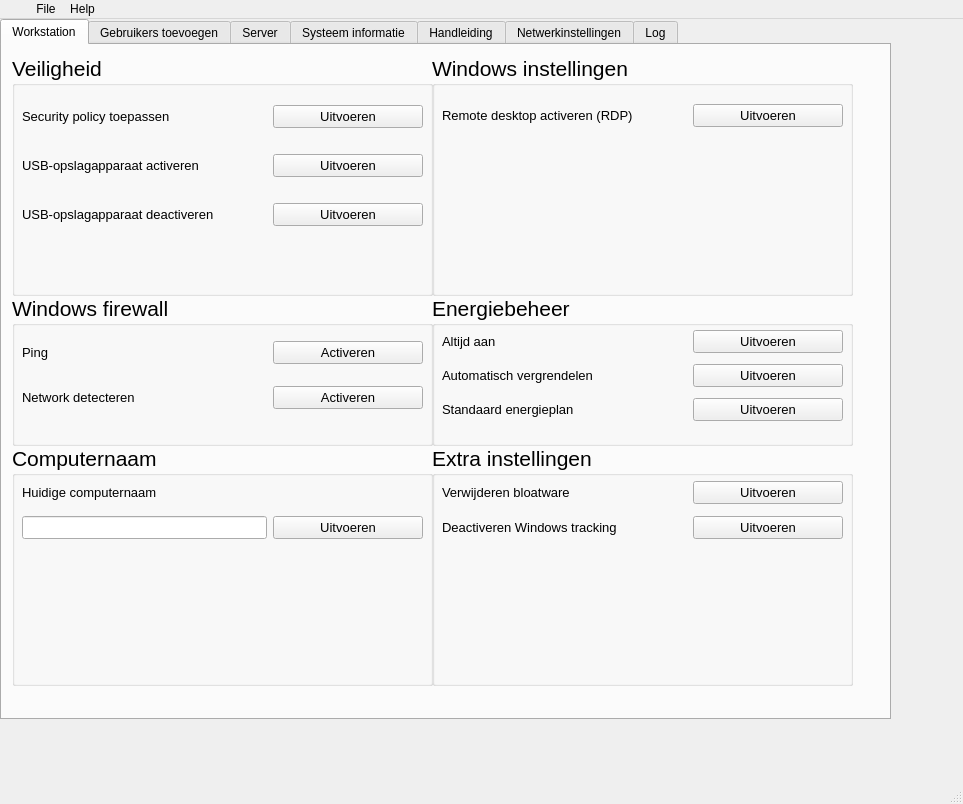
Before: the Qt Designer form src/resources/ui/main_window.ui in jebr/windows-deployment-tool, drawn with Qt 5.
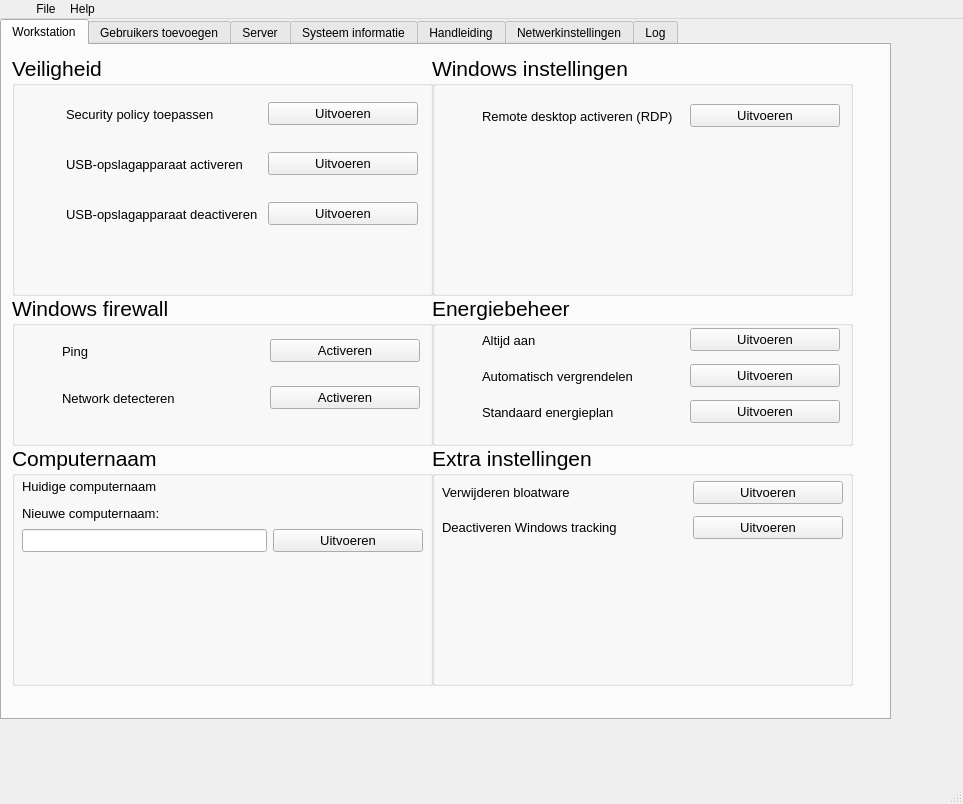
After: the same form once the commit is applied. Icons and pictures are not drawn.

Commit message: Added: System checks

Patch:
```diff
--- a/src/resources/ui/main_window.ui
+++ b/src/resources/ui/main_window.ui
@@ -114,7 +114,7 @@
         </rect>
        </property>
        <layout class="QGridLayout" name="gridLayout_2">
-        <item row="1" column="1">
+        <item row="1" column="2">
          <widget class="QPushButton" name="pushButton_usb_enable">
           <property name="sizePolicy">
            <sizepolicy hsizetype="Fixed" vsizetype="Fixed">
@@ -138,73 +138,7 @@
           </property>
          </widget>
         </item>
-        <item row="0" column="1">
-         <widget class="QPushButton" name="pushButton_sec_policy">
-          <property name="sizePolicy">
-           <sizepolicy hsizetype="Fixed" vsizetype="Fixed">
-            <horstretch>0</horstretch>
-            <verstretch>0</verstretch>
-           </sizepolicy>
-          </property>
-          <property name="minimumSize">
-           <size>
-            <width>150</width>
-            <height>0</height>
-           </size>
-          </property>
-          <property name="font">
-           <font>
-            <pointsize>10</pointsize>
-           </font>
-          </property>
-          <property name="mouseTracking">
-           <bool>false</bool>
-          </property>
-          <property name="text">
-           <string>Uitvoeren</string>
-          </property>
-          <property name="checkable">
-           <bool>false</bool>
-          </property>
-          <property name="autoRepeat">
-           <bool>false</bool>
-          </property>
-          <property name="autoExclusive">
-           <bool>false</bool>
-          </property>
-          <property name="autoDefault">
-           <bool>false</bool>
-          </property>
-          <property name="flat">
-           <bool>false</bool>
-          </property>
-         </widget>
-        </item>
-        <item row="0" column="0">
-         <widget class="QLabel" name="label_sec_policy">
-          <property name="font">
-           <font>
-            <pointsize>10</pointsize>
-           </font>
-          </property>
-          <property name="text">
-           <string>Security policy toepassen</string>
-          </property>
-         </widget>
-        </item>
-        <item row="1" column="0">
-         <widget class="QLabel" name="label_usb_enable">
-          <property name="font">
-           <font>
-            <pointsize>10</pointsize>
-           </font>
-          </property>
-          <property name="text">
-           <string>USB-opslagapparaat activeren</string>
-          </property>
-         </widget>
-        </item>
-        <item row="2" column="0">
+        <item row="2" column="1">
          <widget class="QLabel" name="label_usb_disable">
           <property name="font">
            <font>
@@ -216,7 +150,25 @@
           </property>
          </widget>
         </item>
-        <item row="2" column="1">
+        <item row="0" column="1">
+         <widget class="QLabel" name="label_sec_policy">
+          <property name="maximumSize">
+           <size>
+            <width>150</width>
+            <height>16777215</height>
+           </size>
+          </property>
+          <property name="font">
+           <font>
+            <pointsize>10</pointsize>
+           </font>
+          </property>
+          <property name="text">
+           <string>Security policy toepassen</string>
+          </property>
+         </widget>
+        </item>
+        <item row="2" column="2">
          <widget class="QPushButton" name="pushButton_usb_disable">
           <property name="enabled">
            <bool>true</bool>
@@ -243,6 +195,165 @@
           </property>
          </widget>
         </item>
+        <item row="1" column="1">
+         <widget class="QLabel" name="label_usb_enable">
+          <property name="maximumSize">
+           <size>
+            <width>200</width>
+            <height>16777215</height>
+           </size>
+          </property>
+          <property name="font">
+           <font>
+            <pointsize>10</pointsize>
+           </font>
+          </property>
+          <property name="text">
+           <string>USB-opslagapparaat activeren</string>
+          </property>
+         </widget>
+        </item>
+        <item row="0" column="2">
+         <widget class="QPushButton" name="pushButton_sec_policy">
+          <property name="sizePolicy">
+           <sizepolicy hsizetype="Fixed" vsizetype="Fixed">
+            <horstretch>0</horstretch>
+            <verstretch>0</verstretch>
+           </sizepolicy>
+          </property>
+          <property name="minimumSize">
+           <size>
+            <width>150</width>
+            <height>0</height>
+           </size>
+          </property>
+          <property name="font">
+           <font>
+            <pointsize>10</pointsize>
+           </font>
+          </property>
+          <property name="mouseTracking">
+           <bool>false</bool>
+          </property>
+          <property name="text">
+           <string>Uitvoeren</string>
+          </property>
+          <property name="checkable">
+           <bool>false</bool>
+          </property>
+          <property name="autoRepeat">
+           <bool>false</bool>
+          </property>
+          <property name="autoExclusive">
+           <bool>false</bool>
+          </property>
+          <property name="autoDefault">
+           <bool>false</bool>
+          </property>
+          <property name="flat">
+           <bool>false</bool>
+          </property>
+         </widget>
+        </item>
+        <item row="0" column="0">
+         <widget class="QPushButton" name="pushButton_check_secpol">
+          <property name="sizePolicy">
+           <sizepolicy hsizetype="Fixed" vsizetype="Fixed">
+            <horstretch>0</horstretch>
+            <verstretch>0</verstretch>
+           </sizepolicy>
+          </property>
+          <property name="minimumSize">
+           <size>
+            <width>30</width>
+            <height>30</height>
+           </size>
+          </property>
+          <property name="maximumSize">
+           <size>
+            <width>30</width>
+            <height>30</height>
+           </size>
+          </property>
+          <property name="font">
+           <font>
+            <pointsize>10</pointsize>
+           </font>
+          </property>
+          <property name="text">
+           <string/>
+          </property>
+          <property name="flat">
+           <bool>true</bool>
+          </property>
+         </widget>
+        </item>
+        <item row="1" column="0">
+         <widget class="QPushButton" name="pushButton_check_usb_enable">
+          <property name="sizePolicy">
+           <sizepolicy hsizetype="Fixed" vsizetype="Fixed">
+            <horstretch>0</horstretch>
+            <verstretch>0</verstretch>
+           </sizepolicy>
+          </property>
+          <property name="minimumSize">
+           <size>
+            <width>30</width>
+            <height>30</height>
+           </size>
+          </property>
+          <property name="maximumSize">
+           <size>
+            <width>30</width>
+            <height>30</height>
+           </size>
+          </property>
+          <property name="font">
+           <font>
+            <pointsize>10</pointsize>
+           </font>
+          </property>
+          <property name="text">
+           <string/>
+          </property>
+          <property name="flat">
+           <bool>true</bool>
+          </property>
+         </widget>
+        </item>
+        <item row="2" column="0">
+         <widget class="QPushButton" name="pushButton_check_usb_disable">
+          <property name="sizePolicy">
+           <sizepolicy hsizetype="Fixed" vsizetype="Fixed">
+            <horstretch>0</horstretch>
+            <verstretch>0</verstretch>
+           </sizepolicy>
+          </property>
+          <property name="minimumSize">
+           <size>
+            <width>30</width>
+            <height>30</height>
+           </size>
+          </property>
+          <property name="maximumSize">
+           <size>
+            <width>30</width>
+            <height>30</height>
+           </size>
+          </property>
+          <property name="font">
+           <font>
+            <pointsize>10</pointsize>
+           </font>
+          </property>
+          <property name="text">
+           <string/>
+          </property>
+          <property name="flat">
+           <bool>true</bool>
+          </property>
+         </widget>
+        </item>
        </layout>
       </widget>
      </widget>
@@ -280,49 +391,13 @@
          <number>99</number>
         </property>
         <item row="0" column="1">
-         <widget class="QPushButton" name="pushButton_rdp_enable">
-          <property name="sizePolicy">
-           <sizepolicy hsizetype="Fixed" vsizetype="Fixed">
-            <horstretch>0</horstretch>
-            <verstretch>0</verstretch>
-           </sizepolicy>
-          </property>
-          <property name="minimumSize">
-           <size>
-            <width>150</width>
-            <height>0</height>
-           </size>
-          </property>
-          <property name="font">
-           <font>
-            <pointsize>10</pointsize>
-           </font>
-          </property>
-          <property name="mouseTracking">
-           <bool>false</bool>
-          </property>
-          <property name="text">
-           <string>Uitvoeren</string>
-          </property>
-          <property name="checkable">
-           <bool>false</bool>
-          </property>
-          <property name="autoRepeat">
-           <bool>false</bool>
-          </property>
-          <property name="autoExclusive">
-           <bool>false</bool>
-          </property>
-          <property name="autoDefault">
-           <bool>false</bool>
-          </property>
-          <property name="flat">
-           <bool>false</bool>
-          </property>
-         </widget>
-        </item>
-        <item row="0" column="0">
          <widget class="QLabel" name="label_rdp_enable">
+          <property name="maximumSize">
+           <size>
+            <width>200</width>
+            <height>16777215</height>
+           </size>
+          </property>
           <property name="font">
            <font>
             <pointsize>10</pointsize>
@@ -333,6 +408,81 @@
           </property>
          </widget>
         </item>
+        <item row="0" column="2">
+         <widget class="QPushButton" name="pushButton_rdp_enable">
+          <property name="sizePolicy">
+           <sizepolicy hsizetype="Fixed" vsizetype="Fixed">
+            <horstretch>0</horstretch>
+            <verstretch>0</verstretch>
+           </sizepolicy>
+          </property>
+          <property name="minimumSize">
+           <size>
+            <width>150</width>
+            <height>0</height>
+           </size>
+          </property>
+          <property name="font">
+           <font>
+            <pointsize>10</pointsize>
+           </font>
+          </property>
+          <property name="mouseTracking">
+           <bool>false</bool>
+          </property>
+          <property name="text">
+           <string>Uitvoeren</string>
+          </property>
+          <property name="checkable">
+           <bool>false</bool>
+          </property>
+          <property name="autoRepeat">
+           <bool>false</bool>
+          </property>
+          <property name="autoExclusive">
+           <bool>false</bool>
+          </property>
+          <property name="autoDefault">
+           <bool>false</bool>
+          </property>
+          <property name="flat">
+           <bool>false</bool>
+          </property>
+         </widget>
+        </item>
+        <item row="0" column="0">
+         <widget class="QPushButton" name="pushButton_check_rdp">
+          <property name="sizePolicy">
+           <sizepolicy hsizetype="Fixed" vsizetype="Fixed">
+            <horstretch>0</horstretch>
+            <verstretch>0</verstretch>
+           </sizepolicy>
+          </property>
+          <property name="minimumSize">
+           <size>
+            <width>30</width>
+            <height>30</height>
+           </size>
+          </property>
+          <property name="maximumSize">
+           <size>
+            <width>30</width>
+            <height>30</height>
+           </size>
+          </property>
+          <property name="font">
+           <font>
+            <pointsize>10</pointsize>
+           </font>
+          </property>
+          <property name="text">
+           <string/>
+          </property>
+          <property name="flat">
+           <bool>true</bool>
+          </property>
+         </widget>
+        </item>
        </layout>
       </widget>
      </widget>
@@ -366,50 +516,14 @@
         </rect>
        </property>
        <layout class="QGridLayout" name="gridLayout_4">
-        <item row="0" column="1">
-         <widget class="QPushButton" name="pushButton_firewall_ping">
-          <property name="sizePolicy">
-           <sizepolicy hsizetype="Fixed" vsizetype="Fixed">
-            <horstretch>0</horstretch>
-            <verstretch>0</verstretch>
-           </sizepolicy>
-          </property>
-          <property name="minimumSize">
-           <size>
-            <width>150</width>
-            <height>0</height>
-           </size>
-          </property>
-          <property name="font">
-           <font>
-            <pointsize>10</pointsize>
-           </font>
-          </property>
-          <property name="mouseTracking">
-           <bool>false</bool>
-          </property>
-          <property name="text">
-           <string>Activeren</string>
-          </property>
-          <property name="checkable">
-           <bool>false</bool>
-          </property>
-          <property name="autoRepeat">
-           <bool>false</bool>
-          </property>
-          <property name="autoExclusive">
-           <bool>false</bool>
-          </property>
-          <property name="autoDefault">
-           <bool>false</bool>
-          </property>
-          <property name="flat">
-           <bool>false</bool>
-          </property>
-         </widget>
-        </item>
-        <item row="1" column="0">
+        <item row="1" column="1">
          <widget class="QLabel" name="label_fw_netdiscover">
+          <property name="maximumSize">
+           <size>
+            <width>200</width>
+            <height>16777215</height>
+           </size>
+          </property>
           <property name="font">
            <font>
             <pointsize>10</pointsize>
@@ -420,7 +534,7 @@
           </property>
          </widget>
         </item>
-        <item row="1" column="1">
+        <item row="1" column="2">
          <widget class="QPushButton" name="pushButton_firewall_discovery">
           <property name="sizePolicy">
            <sizepolicy hsizetype="Fixed" vsizetype="Fixed">
@@ -444,8 +558,56 @@
           </property>
          </widget>
         </item>
-        <item row="0" column="0">
+        <item row="0" column="2">
+         <widget class="QPushButton" name="pushButton_firewall_ping">
+          <property name="sizePolicy">
+           <sizepolicy hsizetype="Fixed" vsizetype="Fixed">
+            <horstretch>0</horstretch>
+            <verstretch>0</verstretch>
+           </sizepolicy>
+          </property>
+          <property name="minimumSize">
+           <size>
+            <width>150</width>
+            <height>0</height>
+           </size>
+          </property>
+          <property name="font">
+           <font>
+            <pointsize>10</pointsize>
+           </font>
+          </property>
+          <property name="mouseTracking">
+           <bool>false</bool>
+          </property>
+          <property name="text">
+           <string>Activeren</string>
+          </property>
+          <property name="checkable">
+           <bool>false</bool>
+          </property>
+          <property name="autoRepeat">
+           <bool>false</bool>
+          </property>
+          <property name="autoExclusive">
+           <bool>false</bool>
+          </property>
+          <property name="autoDefault">
+           <bool>false</bool>
+          </property>
+          <property name="flat">
+           <bool>false</bool>
+          </property>
+         </widget>
+        </item>
+        <item row="0" column="1">
          <widget class="QLabel" name="label_fw_ping">
+          <property name="maximumSize">
+           <size>
+            <width>200</width>
+            <height>16777215</height>
+           </size>
+          </property>
           <property name="font">
            <font>
             <pointsize>10</pointsize>
@@ -456,6 +618,72 @@
           </property>
          </widget>
         </item>
+        <item row="0" column="0">
+         <widget class="QPushButton" name="pushButton_check_fw_icmp">
+          <property name="sizePolicy">
+           <sizepolicy hsizetype="Fixed" vsizetype="Fixed">
+            <horstretch>0</horstretch>
+            <verstretch>0</verstretch>
+           </sizepolicy>
+          </property>
+          <property name="minimumSize">
+           <size>
+            <width>30</width>
+            <height>30</height>
+           </size>
+          </property>
+          <property name="maximumSize">
+           <size>
+            <width>30</width>
+            <height>30</height>
+           </size>
+          </property>
+          <property name="font">
+           <font>
+            <pointsize>10</pointsize>
+           </font>
+          </property>
+          <property name="text">
+           <string/>
+          </property>
+          <property name="flat">
+           <bool>true</bool>
+          </property>
+         </widget>
+        </item>
+        <item row="1" column="0">
+         <widget class="QPushButton" name="pushButton_check_fw_discovery">
+          <property name="sizePolicy">
+           <sizepolicy hsizetype="Fixed" vsizetype="Fixed">
+            <horstretch>0</horstretch>
+            <verstretch>0</verstretch>
+           </sizepolicy>
+          </property>
+          <property name="minimumSize">
+           <size>
+            <width>30</width>
+            <height>30</height>
+           </size>
+          </property>
+          <property name="maximumSize">
+           <size>
+            <width>30</width>
+            <height>30</height>
+           </size>
+          </property>
+          <property name="font">
+           <font>
+            <pointsize>10</pointsize>
+           </font>
+          </property>
+          <property name="text">
+           <string/>
+          </property>
+          <property name="flat">
+           <bool>true</bool>
+          </property>
+         </widget>
+        </item>
        </layout>
       </widget>
      </widget>
@@ -485,12 +713,24 @@
          <x>10</x>
          <y>30</y>
          <width>401</width>
-         <height>101</height>
+         <height>104</height>
         </rect>
        </property>
        <layout class="QGridLayout" name="gridLayout_5">
-        <item row="0" column="0">
+        <item row="0" column="1">
          <widget class="QLabel" name="label_energy_on">
+          <property name="minimumSize">
+           <size>
+            <width>200</width>
+            <height>0</height>
+           </size>
+          </property>
+          <property name="maximumSize">
+           <size>
+            <width>150</width>
+            <height>16777215</height>
+           </size>
+          </property>
           <property name="font">
            <font>
             <pointsize>10</pointsize>
@@ -501,61 +741,7 @@
           </property>
          </widget>
         </item>
-        <item row="0" column="1">
-         <widget class="QPushButton" name="pushButton_energy_on">
-          <property name="sizePolicy">
-           <sizepolicy hsizetype="Fixed" vsizetype="Fixed">
-            <horstretch>0</horstretch>
-            <verstretch>0</verstretch>
-           </sizepolicy>
-          </property>
-          <property name="minimumSize">
-           <size>
-            <width>150</width>
-            <height>0</height>
-           </size>
-          </property>
-          <property name="font">
-           <font>
-            <pointsize>10</pointsize>
-           </font>
-          </property>
-          <property name="mouseTracking">
-           <bool>false</bool>
-          </property>
-          <property name="text">
-           <string>Uitvoeren</string>
-          </property>
-          <property name="checkable">
-           <bool>false</bool>
-          </property>
-          <property name="autoRepeat">
-           <bool>false</bool>
-          </property>
-          <property name="autoExclusive">
-           <bool>false</bool>
-          </property>
-          <property name="autoDefault">
-           <bool>false</bool>
-          </property>
-          <property name="flat">
-           <bool>false</bool>
-          </property>
-         </widget>
-        </item>
-        <item row="1" column="0">
-         <widget class="QLabel" name="label_energy_lock">
-          <property name="font">
-           <font>
-            <pointsize>10</pointsize>
-           </font>
-          </property>
-          <property name="text">
-           <string>Automatisch vergrendelen</string>
-          </property>
-         </widget>
-        </item>
-        <item row="1" column="1">
+        <item row="1" column="2">
          <widget class="QPushButton" name="pushButton_energy_lock">
           <property name="sizePolicy">
            <sizepolicy hsizetype="Fixed" vsizetype="Fixed">
@@ -579,8 +765,14 @@
           </property>
          </widget>
         </item>
-        <item row="2" column="0">
+        <item row="2" column="1">
          <widget class="QLabel" name="label_energy_default">
+          <property name="maximumSize">
+           <size>
+            <width>150</width>
+            <height>16777215</height>
+           </size>
+          </property>
           <property name="font">
            <font>
             <pointsize>10</pointsize>
@@ -591,7 +783,67 @@
           </property>
          </widget>
         </item>
-        <item row="2" column="1">
+        <item row="0" column="2">
+         <widget class="QPushButton" name="pushButton_energy_on">
+          <property name="sizePolicy">
+           <sizepolicy hsizetype="Fixed" vsizetype="Fixed">
+            <horstretch>0</horstretch>
+            <verstretch>0</verstretch>
+           </sizepolicy>
+          </property>
+          <property name="minimumSize">
+           <size>
+            <width>150</width>
+            <height>0</height>
+           </size>
+          </property>
+          <property name="font">
+           <font>
+            <pointsize>10</pointsize>
+           </font>
+          </property>
+          <property name="mouseTracking">
+           <bool>false</bool>
+          </property>
+          <property name="text">
+           <string>Uitvoeren</string>
+          </property>
+          <property name="checkable">
+           <bool>false</bool>
+          </property>
+          <property name="autoRepeat">
+           <bool>false</bool>
+          </property>
+          <property name="autoExclusive">
+           <bool>false</bool>
+          </property>
+          <property name="autoDefault">
+           <bool>false</bool>
+          </property>
+          <property name="flat">
+           <bool>false</bool>
+          </property>
+         </widget>
+        </item>
+        <item row="1" column="1">
+         <widget class="QLabel" name="label_energy_lock">
+          <property name="maximumSize">
+           <size>
+            <width>150</width>
+            <height>16777215</height>
+           </size>
+          </property>
+          <property name="font">
+           <font>
+            <pointsize>10</pointsize>
+           </font>
+          </property>
+          <property name="text">
+           <string>Automatisch vergrendelen</string>
+          </property>
+         </widget>
+        </item>
+        <item row="2" column="2">
          <widget class="QPushButton" name="pushButton_energy_default">
           <property name="sizePolicy">
            <sizepolicy hsizetype="Fixed" vsizetype="Fixed">
@@ -615,6 +867,105 @@
           </property>
          </widget>
         </item>
+        <item row="0" column="0">
+         <widget class="QPushButton" name="pushButton_check_energy_on">
+          <property name="sizePolicy">
+           <sizepolicy hsizetype="Fixed" vsizetype="Fixed">
+            <horstretch>0</horstretch>
+            <verstretch>0</verstretch>
+           </sizepolicy>
+          </property>
+          <property name="minimumSize">
+           <size>
+            <width>30</width>
+            <height>30</height>
+           </size>
+          </property>
+          <property name="maximumSize">
+           <size>
+            <width>30</width>
+            <height>30</height>
+           </size>
+          </property>
+          <property name="font">
+           <font>
+            <pointsize>10</pointsize>
+           </font>
+          </property>
+          <property name="text">
+           <string/>
+          </property>
+          <property name="flat">
+           <bool>true</bool>
+          </property>
+         </widget>
+        </item>
+        <item row="1" column="0">
+         <widget class="QPushButton" name="pushButton_check_energy_lock">
+          <property name="sizePolicy">
+           <sizepolicy hsizetype="Fixed" vsizetype="Fixed">
+            <horstretch>0</horstretch>
+            <verstretch>0</verstretch>
+           </sizepolicy>
+          </property>
+          <property name="minimumSize">
+           <size>
+            <width>30</width>
+            <height>30</height>
+           </size>
+          </property>
+          <property name="maximumSize">
+           <size>
+            <width>30</width>
+            <height>30</height>
+           </size>
+          </property>
+          <property name="font">
+           <font>
+            <pointsize>10</pointsize>
+           </font>
+          </property>
+          <property name="text">
+           <string/>
+          </property>
+          <property name="flat">
+           <bool>true</bool>
+          </property>
+         </widget>
+        </item>
+        <item row="2" column="0">
+         <widget class="QPushButton" name="pushButton_check_energy_default">
+          <property name="sizePolicy">
+           <sizepolicy hsizetype="Fixed" vsizetype="Fixed">
+            <horstretch>0</horstretch>
+            <verstretch>0</verstretch>
+           </sizepolicy>
+          </property>
+          <property name="minimumSize">
+           <size>
+            <width>30</width>
+            <height>30</height>
+           </size>
+          </property>
+          <property name="maximumSize">
+           <size>
+            <width>30</width>
+            <height>30</height>
+           </size>
+          </property>
+          <property name="font">
+           <font>
+            <pointsize>10</pointsize>
+           </font>
+          </property>
+          <property name="text">
+           <string/>
+          </property>
+          <property name="flat">
+           <bool>true</bool>
+          </property>
+         </widget>
+        </item>
        </layout>
       </widget>
      </widget>
@@ -644,58 +995,13 @@
          <x>10</x>
          <y>30</y>
          <width>401</width>
-         <height>171</height>
+         <height>176</height>
         </rect>
        </property>
        <layout class="QGridLayout" name="gridLayout_6">
         <property name="bottomMargin">
          <number>99</number>
         </property>
-        <item row="1" column="0">
-         <widget class="QLineEdit" name="lineEdit_hostname">
-          <property name="sizePolicy">
-           <sizepolicy hsizetype="Minimum" vsizetype="Fixed">
-            <horstretch>0</horstretch>
-            <verstretch>0</verstretch>
-           </sizepolicy>
-          </property>
-          <property name="minimumSize">
-           <size>
-            <width>150</width>
-            <height>0</height>
-           </size>
-          </property>
-          <property name="font">
-           <font>
-            <pointsize>10</pointsize>
-           </font>
-          </property>
-         </widget>
-        </item>
-        <item row="1" column="1">
-         <widget class="QPushButton" name="pushButton_set_hostname">
-          <property name="sizePolicy">
-           <sizepolicy hsizetype="Fixed" vsizetype="Fixed">
-            <horstretch>0</horstretch>
-            <verstretch>0</verstretch>
-           </sizepolicy>
-          </property>
-          <property name="minimumSize">
-           <size>
-            <width>150</width>
-            <height>0</height>
-           </size>
-          </property>
-          <property name="font">
-           <font>
-            <pointsize>10</pointsize>
-           </font>
-          </property>
-          <property name="text">
-           <string>Uitvoeren</string>
-          </property>
-         </widget>
-        </item>
         <item row="0" column="0">
          <widget class="QLabel" name="label_hostname">
           <property name="font">
@@ -708,6 +1014,27 @@
           </property>
          </widget>
         </item>
+        <item row="2" column="0">
+         <widget class="QLineEdit" name="lineEdit_hostname">
+          <property name="sizePolicy">
+           <sizepolicy hsizetype="Minimum" vsizetype="Fixed">
+            <horstretch>0</horstretch>
+            <verstretch>0</verstretch>
+           </sizepolicy>
+          </property>
+          <property name="minimumSize">
+           <size>
+            <width>150</width>
+            <height>0</height>
+           </size>
+          </property>
+          <property name="font">
+           <font>
+            <pointsize>10</pointsize>
+           </font>
+          </property>
+         </widget>
+        </item>
         <item row="0" column="1">
          <widget class="QPushButton" name="pushButton_info_hostname">
           <property name="font">
@@ -728,6 +1055,42 @@
           </property>
          </widget>
         </item>
+        <item row="2" column="1">
+         <widget class="QPushButton" name="pushButton_set_hostname">
+          <property name="sizePolicy">
+           <sizepolicy hsizetype="Fixed" vsizetype="Fixed">
+            <horstretch>0</horstretch>
+            <verstretch>0</verstretch>
+           </sizepolicy>
+          </property>
+          <property name="minimumSize">
+           <size>
+            <width>150</width>
+            <height>0</height>
+           </size>
+          </property>
+          <property name="font">
+           <font>
+            <pointsize>10</pointsize>
+           </font>
+          </property>
+          <property name="text">
+           <string>Uitvoeren</string>
+          </property>
+         </widget>
+        </item>
+        <item row="1" column="0">
+         <widget class="QLabel" name="label_hostname_new">
+          <property name="font">
+           <font>
+            <pointsize>10</pointsize>
+           </font>
+          </property>
+          <property name="text">
+           <string>Nieuwe computernaam:</string>
+          </property>
+         </widget>
+        </item>
        </layout>
       </widget>
      </widget>
```
The commit also changes 7 other files.
